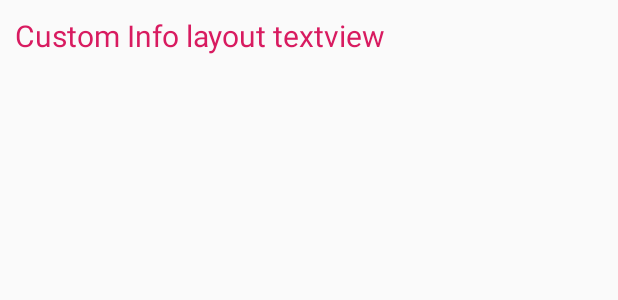
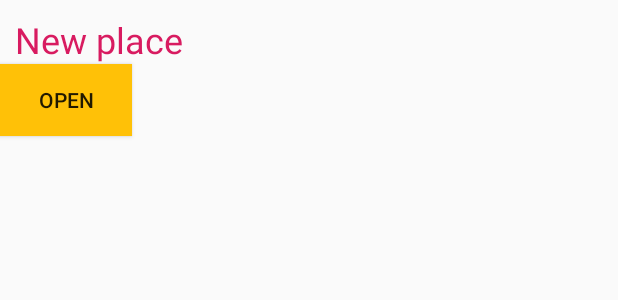
Before and after one commit to raultolp/mobileproject, an Android app: the layout window_adapter.xml on its own in the app's theme, with its tools: preview values and no code run, on a phone screen of 412 x 824 dp. Shown: the top 300 px of the screen. Run offline under Robolectric (Android 15) with nearby library versions, the phone set to English and light mode, and no system bars.

Commit message:
main view contents drawn

```diff
--- a/app/src/main/res/layout/activity_main.xml
+++ b/app/src/main/res/layout/activity_main.xml
@@ -41,7 +41,7 @@
         app:layout_constraintTop_toBottomOf="@+id/textView" />
 
     <Button
-        android:id="@+id/button"
+        android:id="@+id/new_blog_button"
         android:layout_width="wrap_content"
         android:layout_height="wrap_content"
         android:layout_marginTop="20dp"
--- a/app/src/main/res/layout/window_adapter.xml
+++ b/app/src/main/res/layout/window_adapter.xml
@@ -1,17 +1,24 @@
 <?xml version="1.0" encoding="utf-8"?>
 <LinearLayout xmlns:android="http://schemas.android.com/apk/res/android"
-    android:orientation="vertical"
     android:layout_width="match_parent"
-    android:layout_height="match_parent">
+    android:layout_height="match_parent"
+    android:orientation="vertical">
 
     <TextView
         android:id="@+id/tvd"
         android:layout_width="wrap_content"
         android:layout_height="wrap_content"
-        android:textSize="20sp"
+        android:layout_marginLeft="10dp"
         android:layout_marginTop="10dp"
-        android:layout_marginLeft="10dp"
+        android:text="New place"
         android:textColor="@color/colorAccent"
-        android:text="Custom Info layout textview"/>
+        android:textSize="24sp" />
+
+    <Button
+        android:id="@+id/button"
+        android:layout_width="wrap_content"
+        android:layout_height="wrap_content"
+        android:background="#FFC107"
+        android:text="open" />
 
 </LinearLayout>
```
